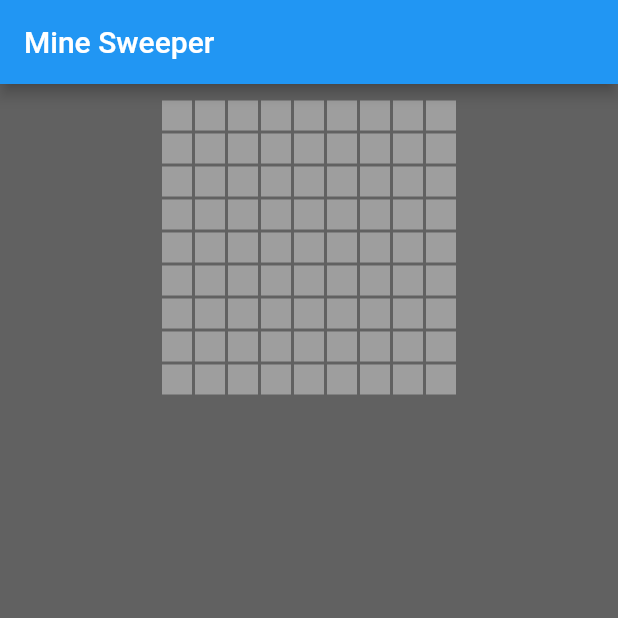
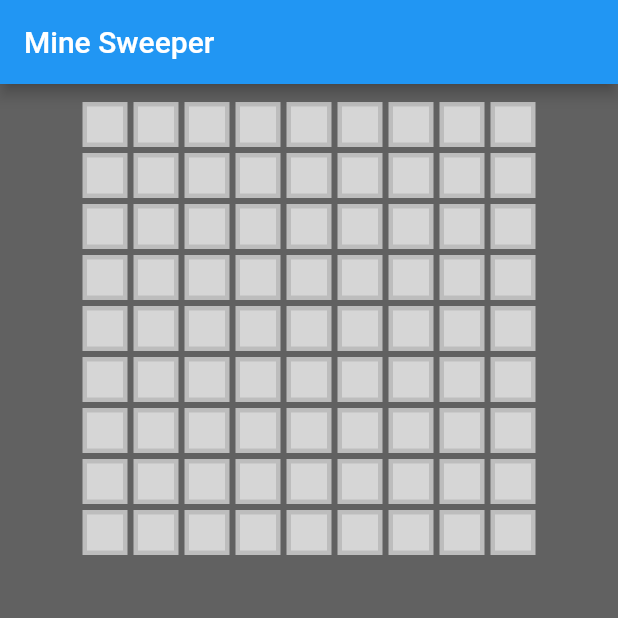
Before and after one commit to tensor-programming/flutter_mine_sweeper_tutorial, a Flutter app: the screen it shows after launch, on a phone screen of 412 x 824 dp, the top half of it. Run offline on Flutter 3.47's test engine with Material 2 defaults, Android fonts, the phone set to English and light mode, and no system bars.

Commit message:
Part 3 initial commit

```diff
--- a/lib/main.dart
+++ b/lib/main.dart
@@ -1,4 +1,5 @@
 import 'package:flutter/material.dart';
+import 'dart:math';
 
 enum TileState { covered, blown, open, flagged, revealed }
 
@@ -25,11 +26,28 @@ class BoardState extends State<Board> {
   final int numOfMines = 11;
 
   List<List<TileState>> uiState;
+  List<List<bool>> tiles;
 
   void resetBoard() {
     uiState = new List<List<TileState>>.generate(rows, (row) {
       return new List<TileState>.filled(cols, TileState.covered);
     });
+
+    tiles = new List<List<bool>>.generate(rows, (row) {
+      return new List<bool>.filled(cols, false);
+    });
+
+    Random random = Random();
+    int remainingMines = numOfMines;
+    while (remainingMines > 0) {
+      int pos = random.nextInt(rows * cols);
+      int row = pos ~/ rows;
+      int col = pos % cols;
+      if (!tiles[row][col]) {
+        tiles[row][col] = true;
+        remainingMines--;
+      }
+    }
   }
 
   @override
@@ -40,27 +58,37 @@ class BoardState extends State<Board> {
 
   Widget buildBoard() {
     List<Row> boardRow = <Row>[];
-    for (int i = 0; i < rows; i++) {
+    for (int y = 0; y < rows; y++) {
       List<Widget> rowChildren = <Widget>[];
-      for (int j = 0; j < cols; j++) {
-        TileState state = uiState[i][j];
-        if (state == TileState.covered) {
+      for (int x = 0; x < cols; x++) {
+        TileState state = uiState[y][x];
+        int count = mineCount(x, y);
+        if (state == TileState.covered || state == TileState.flagged) {
           rowChildren.add(GestureDetector(
+            onLongPress: () {
+              flag(x, y);
+            },
+            onTap: () {
+              probe(x, y);
+            },
             child: Listener(
-              child: Container(
-                margin: EdgeInsets.all(1.0),
-                height: 20.0,
-                width: 20.0,
-                color: Colors.grey,
-              ),
-            ),
+                child: CoveredMineTile(
+              flagged: state == TileState.flagged,
+              posX: x,
+              posY: y,
+            )),
+          ));
+        } else {
+          rowChildren.add(OpenMineTile(
+            state: state,
+            count: count,
           ));
         }
       }
       boardRow.add(Row(
         children: rowChildren,
         mainAxisAlignment: MainAxisAlignment.center,
-        key: ValueKey<int>(i),
+        key: ValueKey<int>(y),
       ));
     }
     return Container(
@@ -86,4 +114,163 @@ class BoardState extends State<Board> {
       ),
     );
   }
+
+  void probe(int x, int y) {
+    if (uiState[y][x] == TileState.flagged) return;
+    setState(() {
+      if (tiles[y][x]) {
+        uiState[y][x] = TileState.blown;
+      } else {
+        open(x, y);
+      }
+    });
+  }
+
+  void open(int x, int y) {
+    if (!inBoard(x, y)) return;
+    if (uiState[y][x] == TileState.open) return;
+    uiState[y][x] = TileState.open;
+
+    if (mineCount(x, y) > 0) return;
+
+    open(x - 1, y);
+    open(x + 1, y);
+    open(x, y - 1);
+    open(x, y + 1);
+    open(x - 1, y - 1);
+    open(x + 1, y + 1);
+    open(x + 1, y - 1);
+    open(x - 1, y + 1);
+  }
+
+  void flag(int x, int y) {
+    setState(() {
+      if (uiState[y][x] == TileState.flagged) {
+        uiState[y][x] = TileState.covered;
+      } else {
+        uiState[y][x] = TileState.flagged;
+      }
+    });
+  }
+
+  int mineCount(int x, int y) {
+    int count = 0;
+    count += bombs(x - 1, y);
+    count += bombs(x + 1, y);
+    count += bombs(x, y - 1);
+    count += bombs(x, y + 1);
+    count += bombs(x - 1, y - 1);
+    count += bombs(x + 1, y + 1);
+    count += bombs(x + 1, y - 1);
+    count += bombs(x - 1, y + 1);
+    return count;
+  }
+
+  int bombs(int x, int y) => inBoard(x, y) && tiles[y][x] ? 1 : 0;
+  bool inBoard(int x, int y) => x >= 0 && x < cols && y >= 0 && y < rows;
 }
+
+Widget buildTile(Widget child) {
+  return Container(
+    padding: EdgeInsets.all(1.0),
+    height: 30.0,
+    width: 30.0,
+    color: Colors.grey[400],
+    margin: EdgeInsets.all(2.0),
+    child: child,
+  );
+}
+
+Widget buildInnerTile(Widget child) {
+  return Container(
+    padding: EdgeInsets.all(1.0),
+    margin: EdgeInsets.all(2.0),
+    height: 20.0,
+    width: 20.0,
+    child: child,
+  );
+}
+
+class CoveredMineTile extends StatelessWidget {
+  final bool flagged;
+  final int posX;
+  final int posY;
+
+  CoveredMineTile({this.flagged, this.posX, this.posY});
+
+  @override
+  Widget build(BuildContext context) {
+    Widget text;
+    if (flagged) {
+      text = buildInnerTile(RichText(
+        text: TextSpan(
+          text: "\u2691",
+          style: TextStyle(
+            color: Colors.black,
+            fontWeight: FontWeight.bold,
+          ),
+        ),
+        textAlign: TextAlign.center,
+      ));
+    }
+    Widget innerTile = Container(
+      padding: EdgeInsets.all(1.0),
+      margin: EdgeInsets.all(2.0),
+      height: 20.0,
+      width: 20.0,
+      color: Colors.grey[350],
+      child: text,
+    );
+
+    return buildTile(innerTile);
+  }
+}
+
+class OpenMineTile extends StatelessWidget {
+  final TileState state;
+  final int count;
+  OpenMineTile({this.state, this.count});
+
+  final List textColor = [
+    Colors.blue,
+    Colors.green,
+    Colors.red,
+    Colors.purple,
+    Colors.cyan,
+    Colors.amber,
+    Colors.brown,
+    Colors.black,
+  ];
+
+  @override
+  Widget build(BuildContext context) {
+    Widget text;
+
+    if (state == TileState.open) {
+      if (count != 0) {
+        text = RichText(
+          text: TextSpan(
+            text: '$count',
+            style: TextStyle(
+              fontWeight: FontWeight.bold,
+              color: textColor[count - 1],
+            ),
+          ),
+          textAlign: TextAlign.center,
+        );
+      }
+    } else {
+      text = RichText(
+        text: TextSpan(
+          text: '\u2739',
+          style: TextStyle(
+            fontWeight: FontWeight.bold,
+            color: Colors.red,
+          ),
+        ),
+        textAlign: TextAlign.center,
+      );
+    }
+    return buildTile(buildInnerTile(text));
+  }
+}
```
